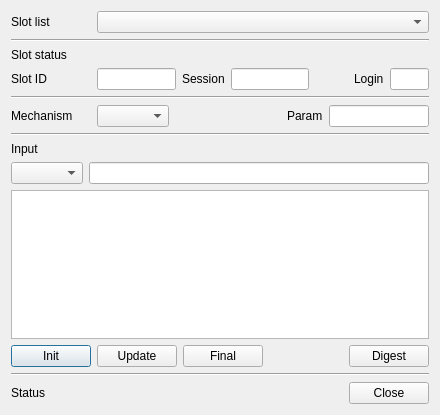
The window that CryptokiMan/digest_dlg.ui (jykim74/CryptokiMan) describes before a commit, drawn with Qt 5.
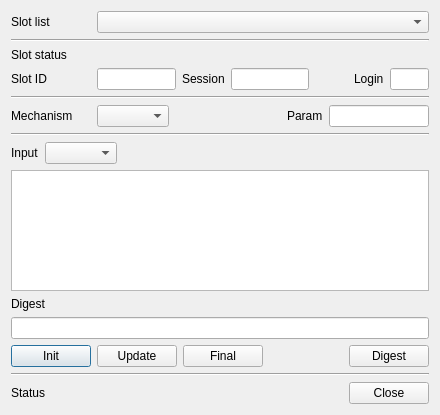
The same window after the commit.

What changed in the file:
```diff
--- a/CryptokiMan/digest_dlg.ui
+++ b/CryptokiMan/digest_dlg.ui
@@ -202,28 +202,48 @@
      </property>
     </widget>
    </item>
-   <item>
-    <widget class="QLabel" name="label_5">
-     <property name="text">
-      <string>Input</string>
-     </property>
-    </widget>
-   </item>
    <item>
     <layout class="QGridLayout" name="gridLayout_3">
      <property name="topMargin">
       <number>0</number>
      </property>
      <item row="0" column="0">
+      <widget class="QLabel" name="label_5">
+       <property name="text">
+        <string>Input</string>
+       </property>
+      </widget>
+     </item>
+     <item row="0" column="1">
       <widget class="QComboBox" name="mInputCombo"/>
      </item>
-     <item row="0" column="1">
-      <widget class="QLineEdit" name="mInputText"/>
+     <item row="0" column="2">
+      <spacer name="horizontalSpacer_5">
+       <property name="orientation">
+        <enum>Qt::Horizontal</enum>
+       </property>
+       <property name="sizeHint" stdset="0">
+        <size>
+         <width>40</width>
+         <height>20</height>
+        </size>
+       </property>
+      </spacer>
      </item>
     </layout>
    </item>
    <item>
-    <widget class="QTextBrowser" name="mOutputText"/>
+    <widget class="QPlainTextEdit" name="mInputText"/>
+   </item>
+   <item>
+    <widget class="QLabel" name="label_9">
+     <property name="text">
+      <string>Digest</string>
+     </property>
+    </widget>
+   </item>
+   <item>
+    <widget class="QLineEdit" name="mOutputText"/>
    </item>
    <item>
     <layout class="QHBoxLayout" name="horizontalLayout">
```
Left out of the diff: 1 changed line with no effect on the pictures.
